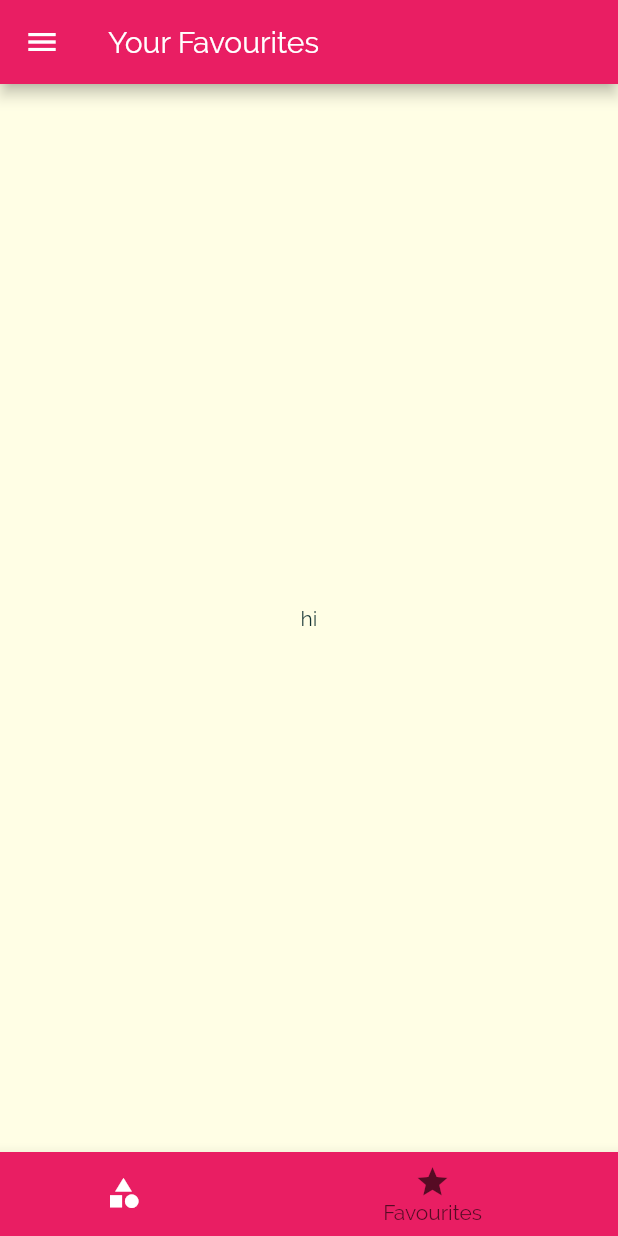
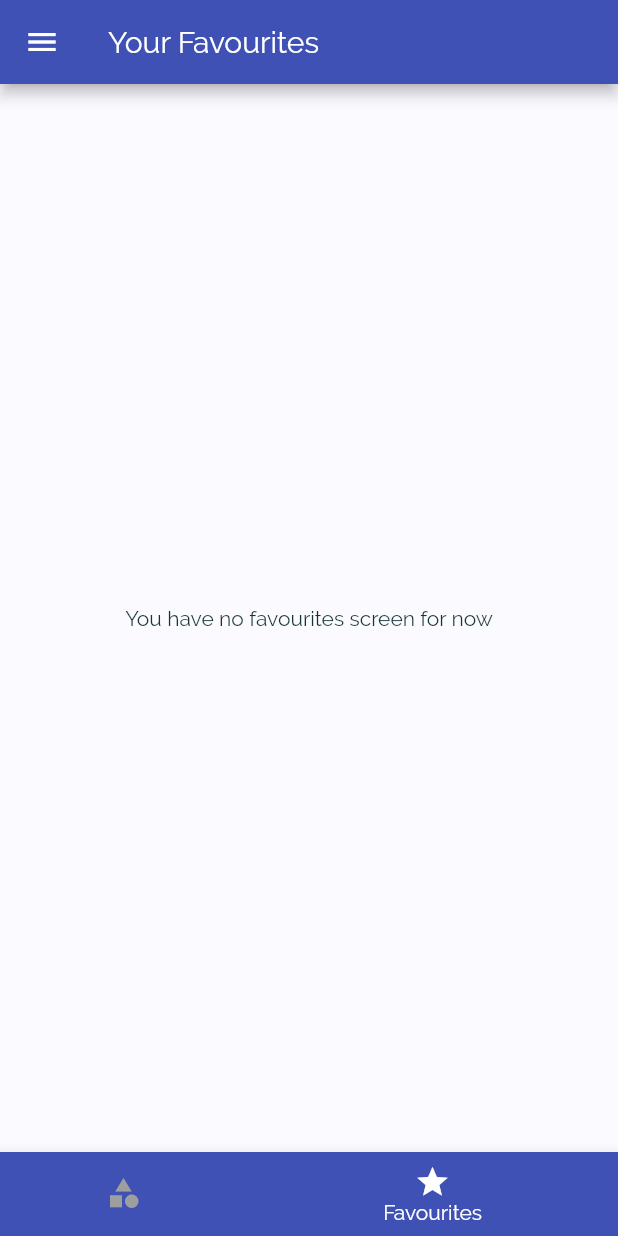
Before and after one commit to ajay1706/Food-World, a Flutter app: the screen it shows after launch, item 2 of the bottom bar chosen, on a phone screen of 412 x 824 dp. Run offline on Flutter 3.47's test engine with Material 2 defaults, Android fonts, the phone set to English and light mode, and no system bars.

Commit message:
final wrap

```diff
--- a/food_world/lib/main.dart
+++ b/food_world/lib/main.dart
@@ -26,6 +26,7 @@ class _MyAppState extends State<MyApp> {
 
   } ;
 List<Meal> _availableMeals = DUMMY_MEALS;
+List<Meal> _favoriteMeals = [];
 
   void _setFilters(Map<String, bool> filterData){
 setState(() {
@@ -49,16 +50,33 @@ return true;
   }).toList();
 });
   }
+void _toggleFavorite(String mealId){
+   final existingIndex =  _favoriteMeals.indexWhere((meal)=> meal.id == mealId);
 
+    if(existingIndex>=0){
+      setState(() {
+        _favoriteMeals.removeAt(existingIndex);
+      });
+    }
+    else{
+      setState(() {
+        _favoriteMeals.add(DUMMY_MEALS.firstWhere((meal)=>meal.id==mealId));
+      });
+    }
+}
+
+bool _isMealFavorite(String id){
+    return _favoriteMeals.any((meal)=>meal.id==id);
+}
 
   @override
   Widget build(BuildContext context) {
     return MaterialApp(
       title: "Daily Meals",
       theme: ThemeData(
-        primarySwatch: Colors.pink,
+        primarySwatch: Colors.indigo,
         accentColor: Color.fromRGBO(0, 0, 0, .63),
-        canvasColor: Color.fromRGBO(255, 254, 229, 1),
+        canvasColor: Color.fromRGBO(251, 250, 255, 1),
         fontFamily: 'Raleway',
         textTheme: ThemeData.light().textTheme.copyWith(
 
@@ -73,9 +91,9 @@ title: TextStyle(
       ),
 //      home:CategoriesScreen(),
       routes: {
-'/': (ctx) => TabsScreen(),
+'/': (ctx) => TabsScreen(_favoriteMeals),
         CategoryMealsScreen.routeName: (ctx) => CategoryMealsScreen(_availableMeals),
-        MealDetailScreen.routeName: (ctx) => MealDetailScreen(),
+        MealDetailScreen.routeName: (ctx) => MealDetailScreen(_toggleFavorite,_isMealFavorite),
         FiltersScreen.routeName : (ctx) => FiltersScreen(_filters,_setFilters),
       },
 //      onGenerateRoute: (settings){
--- a/food_world/lib/screens/category_meals_screen.dart
+++ b/food_world/lib/screens/category_meals_screen.dart
@@ -67,7 +67,7 @@ var _loadedInitData =false;
         duration: displayMeals[index].duration,
         affordability: displayMeals[index].affordability,
         complexity: displayMeals[index].complexity,
-        removeItem: _removeMeal,);
+        );
       },itemCount:displayMeals.length ,)
     );}
 }
--- a/food_world/lib/screens/favourites_screen.dart
+++ b/food_world/lib/screens/favourites_screen.dart
@@ -1,13 +1,34 @@
 import 'package:flutter/material.dart';
+import 'package:food_world/models/meal.dart';
+import 'package:food_world/widgets/meal_item.dart';
 
 
 
 class FavoritesScreen extends StatelessWidget {
+  final List<Meal> favoriteMeals;
+  FavoritesScreen(this.favoriteMeals);
   @override
   Widget build(BuildContext context) {
-    return Center(
+    if(favoriteMeals.isEmpty){
+      return Center(
 
-      child: Text("hi"),
-    );
+        child: Text("You have no favourites screen for now"),
+      );
+    }
+    else{
+      return ListView.builder(itemBuilder: (ctx , index){
+        return MealItem(
+          id: favoriteMeals[index].id,
+
+          title: favoriteMeals[index].title,imageUrl: favoriteMeals[index].imageUrl,
+          duration: favoriteMeals[index].duration,
+          affordability: favoriteMeals[index].affordability,
+          complexity: favoriteMeals[index].complexity,
+     );
+      },itemCount:favoriteMeals.length ,);
+    }
+
+
+
   }
 }
--- a/food_world/lib/screens/tabs_screen.dart
+++ b/food_world/lib/screens/tabs_screen.dart
@@ -1,25 +1,35 @@
 import 'package:flutter/material.dart';
+import 'package:food_world/models/meal.dart';
 import 'package:food_world/screens/favourites_screen.dart';
 import 'package:food_world/widgets/main_drawer.dart';
 import './categories_screen.dart';
 
 class TabsScreen extends StatefulWidget {
+
+  final List<Meal> favoriteMeals;
+  TabsScreen(this.favoriteMeals);
   @override
   _TabsScreenState createState() => _TabsScreenState();
 }
 
 class _TabsScreenState extends State<TabsScreen> {
 
- final List<Map<String, Object>>
- _pages = [
-   {'page': CategoriesScreen(),
-     'title':'Categories'},
-   {'page':   FavoritesScreen(),
-     'title':'Your Favourites'},
-
-  ];
+ List<Map<String, Object>>
+ _pages ;
 
  int _selectedPageIndex = 0;
+ @override
+  void initState() {
+   _pages = [
+     {'page': CategoriesScreen(),
+       'title':'Categories'},
+     {'page':   FavoritesScreen(widget.favoriteMeals),
+       'title':'Your Favourites'},
+
+   ];
+    // TODO: implement initState
+    super.initState();
+  }
 
 
   void _selectPage(int index){
@@ -46,8 +56,8 @@ drawer: MainDrawer(),
       bottomNavigationBar: BottomNavigationBar(
         onTap:_selectPage ,
         backgroundColor: Theme.of(context).primaryColor,
-        unselectedItemColor: Colors.white,
-        selectedItemColor:Theme.of(context).accentColor ,
+        unselectedItemColor: Colors.grey,
+        selectedItemColor:Colors.white ,
         currentIndex: _selectedPageIndex,
         type: BottomNavigationBarType.shifting,
         items: [
--- a/food_world/lib/widgets/main_drawer.dart
+++ b/food_world/lib/widgets/main_drawer.dart
@@ -31,13 +31,13 @@ child:Column(
         width: double.infinity,
       padding: EdgeInsets.all(25),
       alignment: Alignment.centerLeft,
-      color: Theme.of(context).accentColor,
+      color: Theme.of(context).primaryColor,
 
       child: Text("Cooking up",
       style: TextStyle(
         fontWeight: FontWeight.w900,
         fontSize: 30,
-        color: Theme.of(context).primaryColor
+        color:Colors.white
       ),),
     )
 ,
--- a/food_world/lib/widgets/meal_item.dart
+++ b/food_world/lib/widgets/meal_item.dart
@@ -9,11 +9,10 @@ class MealItem extends StatelessWidget {
   final int duration;
   final Complexity complexity;
   final Affordability affordability;
-  final Function removeItem;
+
 
   MealItem(
       {
-        @required this.removeItem,
         @required this.id,
         @required this.title,
       @required this.imageUrl,
@@ -58,7 +57,7 @@ class MealItem extends StatelessWidget {
     arguments: id)
     .then((result){
       if(result != null){
-        removeItem(result);
+//        removeItem(result);
       }
     });
 
```
Also changed, not shown: food_world/lib/screens/filters_screen.dart (+6 -6 lines), food_world/lib/screens/meal_detail_screen.dart (+6 -5 lines).
